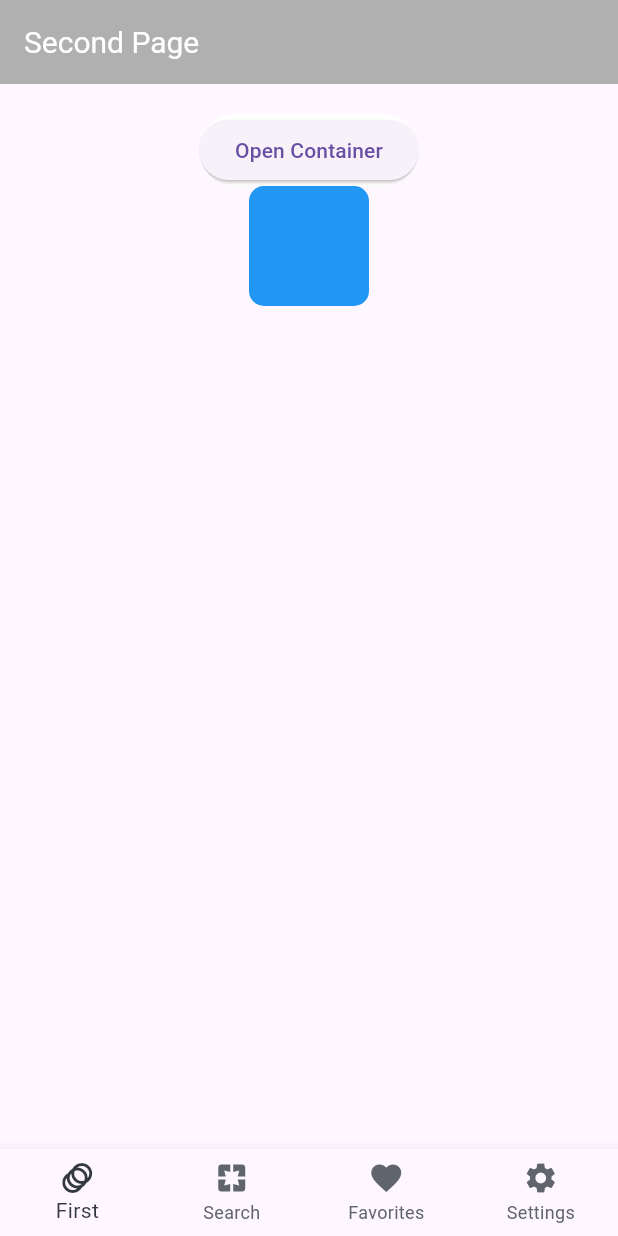
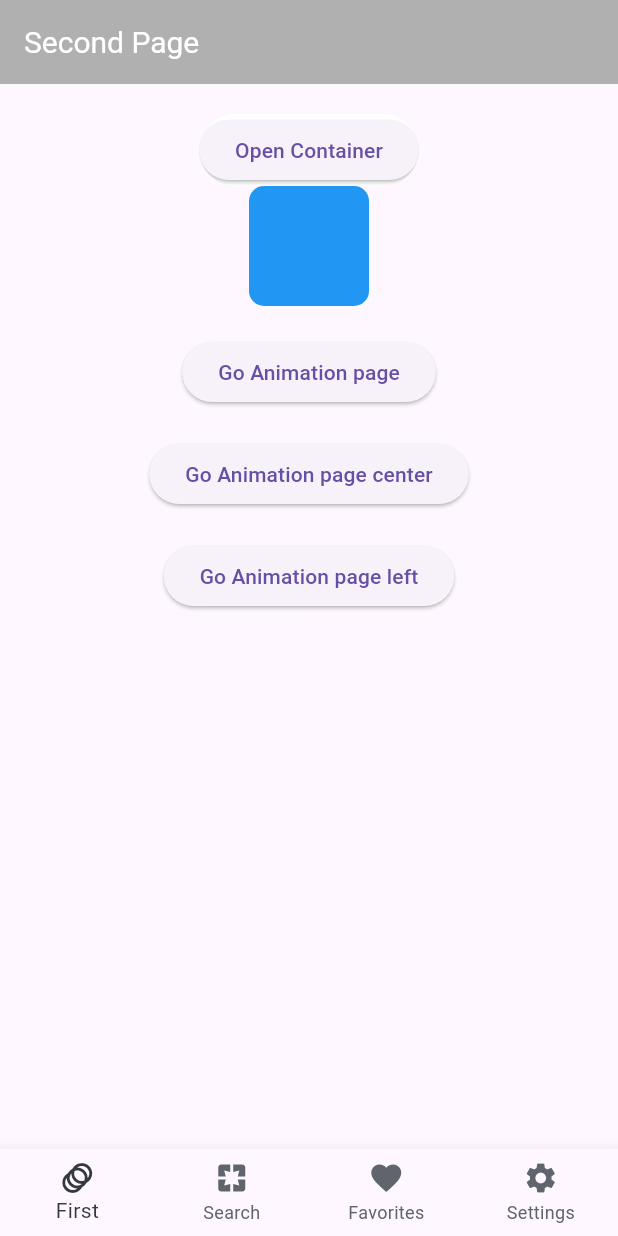
Before and after one commit to sFisher611/extra_widgets, a Flutter app: the SecondPage screen opened by its route, on a phone screen of 412 x 824 dp. Run offline on Flutter 3.47's test engine with Material 3 defaults, Android fonts, the phone set to English and light mode, and no system bars; our stand-ins replace avatar_glow, go_router; missing offline and left inert: animator.

Commit message:
animation page center left

```diff
--- a/lib/pages/view/second_page.dart
+++ b/lib/pages/view/second_page.dart
@@ -51,7 +51,10 @@ class _SecondPageState extends State<SecondPage> with TickerProviderStateMixin {
   @override
   Widget build(BuildContext context) {
     return Scaffold(
-      appBar: AppBar(title: const Text("Second Page"),backgroundColor: Colors.grey.withOpacity(0.8),),
+      appBar: AppBar(
+        title: const Text("Second Page"),
+        backgroundColor: Colors.grey.withOpacity(0.8),
+      ),
       body: Column(
         children: [
           const Row(),
@@ -98,6 +101,27 @@ class _SecondPageState extends State<SecondPage> with TickerProviderStateMixin {
                 ),
               ),
             ),
+          ),
+          const SizedBox(height: 20),
+          ElevatedButton(
+            onPressed: () {
+              context.push("/animation_size");
+            },
+            child: const Text("Go Animation page"),
+          ),
+          const SizedBox(height: 20),
+          ElevatedButton(
+            onPressed: () {
+              context.push("/animation_size1");
+            },
+            child: const Text("Go Animation page center"),
+          ),
+          const SizedBox(height: 20),
+          ElevatedButton(
+            onPressed: () {
+              context.push("/animation_size2");
+            },
+            child: const Text("Go Animation page left"),
           )
         ],
       ),
@@ -135,3 +159,19 @@ class Destination extends StatelessWidget {
     );
   }
 }
+
+class AnimationPage extends StatelessWidget {
+  const AnimationPage({super.key});
+
+  @override
+  Widget build(BuildContext context) {
+    return Scaffold(
+      backgroundColor: Colors.green,
+      appBar: AppBar(
+        // brightness: Brightness.dark,
+        centerTitle: true,
+        title: const Text('Size Transition'),
+      ),
+    );
+  }
+}
--- a/lib/router/router.dart
+++ b/lib/router/router.dart
@@ -33,6 +33,89 @@ class AppRouter {
                 opacity:
                     CurveTween(curve: Curves.easeInBack).animate(animation),
                 child: child,
+              );
+            },
+          );
+        },
+      ),
+      GoRoute(
+        path: '/animation_size',
+        name: "animation_size",
+        pageBuilder: (context, state) {
+          return CustomTransitionPage(
+            key: state.pageKey,
+            transitionDuration: Duration(milliseconds: 1000),
+            reverseTransitionDuration: Duration(milliseconds: 200),
+            child: AnimationPage(),
+            transitionsBuilder:
+                (context, animation, secondaryAnimation, child) {
+              animation = CurvedAnimation(
+                  curve: Curves.fastLinearToSlowEaseIn,
+                  parent: animation,
+                  reverseCurve: Curves.fastOutSlowIn);
+              return Align(
+                alignment: Alignment.bottomCenter,
+                child: SizeTransition(
+                  sizeFactor: animation,
+                  axisAlignment: 0,
+                  child: child,
+                ),
+              );
+            },
+          );
+        },
+      ),
+      GoRoute(
+        path: '/animation_size1',
+        name: "animation_size1",
+        pageBuilder: (context, state) {
+          return CustomTransitionPage(
+            key: state.pageKey,
+            transitionDuration: const Duration(milliseconds: 1000),
+            reverseTransitionDuration: const Duration(milliseconds: 200),
+            child: AnimationPage(),
+            transitionsBuilder:
+                (context, animation, secondaryAnimation, child) {
+              animation = CurvedAnimation(
+                  curve: Curves.fastLinearToSlowEaseIn,
+                  parent: animation,
+                  reverseCurve: Curves.fastOutSlowIn);
+              return Align(
+                alignment: Alignment.center,
+                child: SizeTransition(
+                  axis: Axis.horizontal,
+                  sizeFactor: animation,
+                  axisAlignment: 0,
+                  child: child,
+                ),
+              );
+            },
+          );
+        },
+      ),
+      GoRoute(
+        path: '/animation_size2',
+        name: "animation_size2",
+        pageBuilder: (context, state) {
+          return CustomTransitionPage(
+            key: state.pageKey,
+            transitionDuration: const Duration(milliseconds: 1000),
+            reverseTransitionDuration: const Duration(milliseconds: 200),
+            child: AnimationPage(),
+            transitionsBuilder:
+                (context, animation, secondaryAnimation, child) {
+              animation = CurvedAnimation(
+                  curve: Curves.fastLinearToSlowEaseIn,
+                  parent: animation,
+                  reverseCurve: Curves.fastOutSlowIn);
+              return Align(
+                alignment: Alignment.centerLeft,
+                child: SizeTransition(
+                  axis: Axis.horizontal,
+                  sizeFactor: animation,
+                  axisAlignment: 0,
+                  child: child,
+                ),
               );
             },
           );
```
Also changed, not shown: 1 other file.
